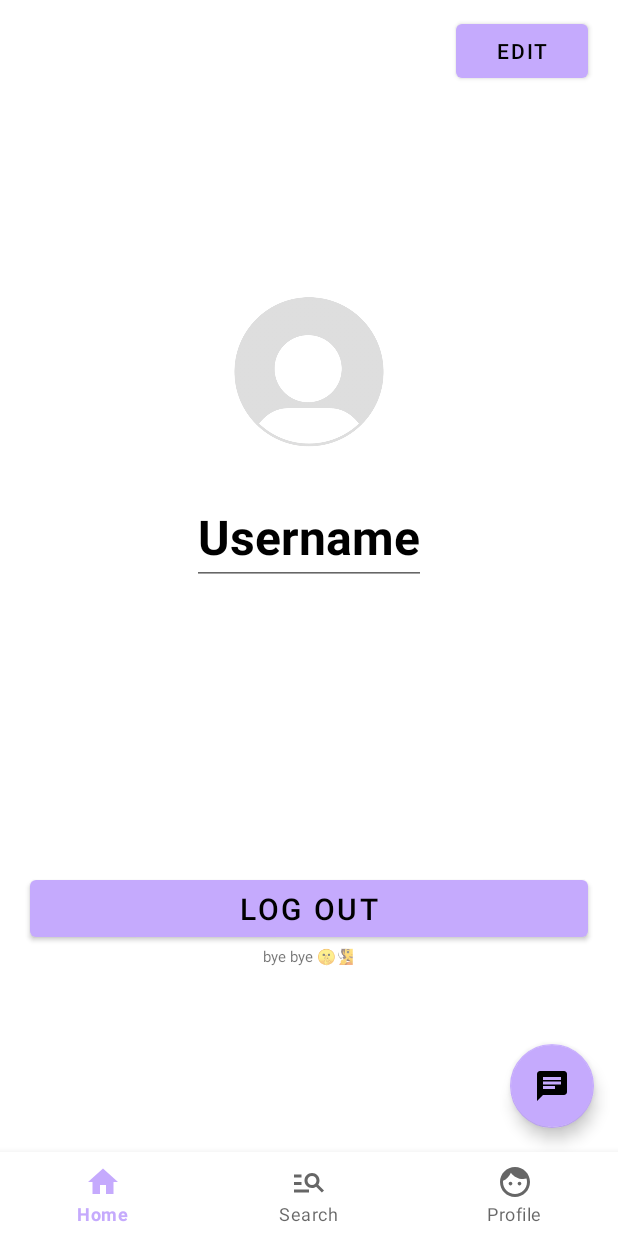
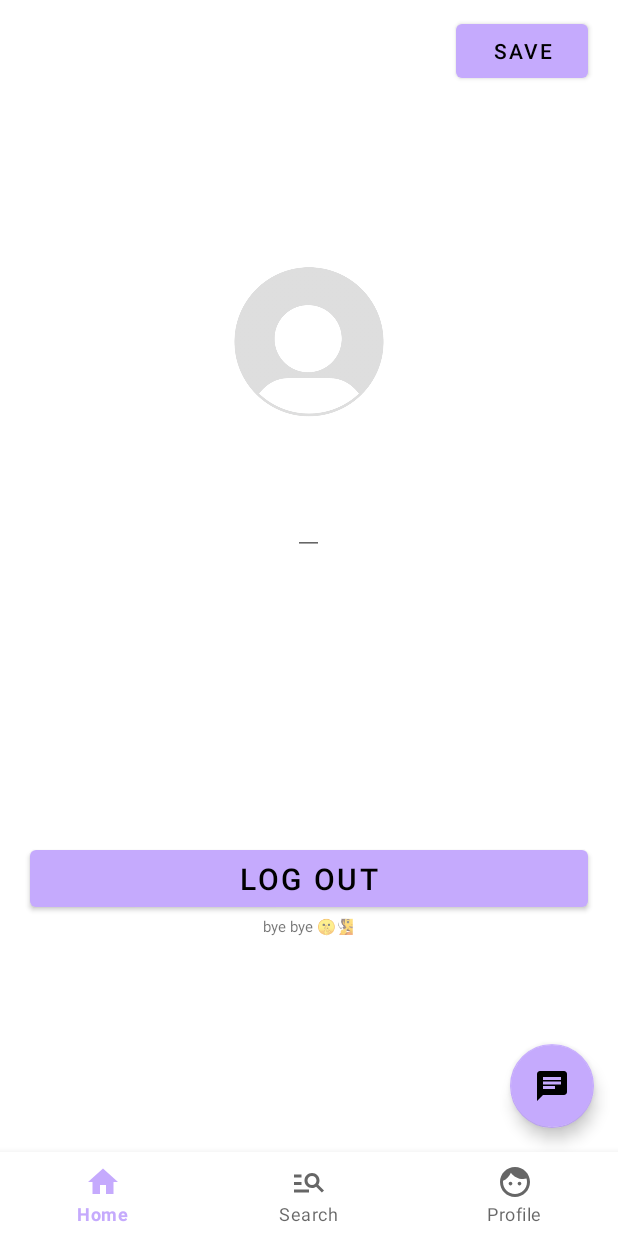
Before and after one commit to cjseven007/ExplorAR, an Android app: the ProfileFragment screen opened through its navigation route, after a tap on "EDIT", on a phone screen of 412 x 824 dp. Run offline under Robolectric (Android 15) with nearby library versions, the phone set to English and light mode, and no system bars; our stand-ins replace Firebase (no records; nobody signed in at launch, a user with empty details on screens opened directly), navigation-ui; 1 statement that could not run was skipped.

Commit message:
Edit profile done

```diff
--- a/app/src/main/java/com/example/explorar/ui/profile/ProfileFragment.java
+++ b/app/src/main/java/com/example/explorar/ui/profile/ProfileFragment.java
@@ -62,13 +62,15 @@ private FragmentProfileBinding binding;
 
                     FirebaseFirestore.getInstance().collection("users").document(userData.getUserId()).set(userData);
 
+                    editSaveButton.setText("EDIT");
+                    userNameTextView.setText(userData.getName());
                     userNameTextView.setVisibility(View.VISIBLE);
                     userNameEditText.setVisibility(View.GONE);
 
-                    userNameTextView.setText(userData.getName());
-
                     editing = false;
                 } else {
+                    editSaveButton.setText("SAVE");
+                    userNameEditText.setText(userData.getName());
                     userNameTextView.setVisibility(View.GONE);
                     userNameEditText.setVisibility(View.VISIBLE);
 
--- a/app/src/main/res/layout/fragment_profile.xml
+++ b/app/src/main/res/layout/fragment_profile.xml
@@ -25,7 +25,7 @@
         android:layout_width="100dp"
         android:layout_height="100dp"
         android:layout_centerHorizontal="true"
-        android:layout_marginTop="140dp"
+        android:layout_marginTop="120dp"
         android:background="@drawable/circle"
         android:src="@drawable/default_profile_pic" />
 
```
Also changed, not shown: 3 other files.
